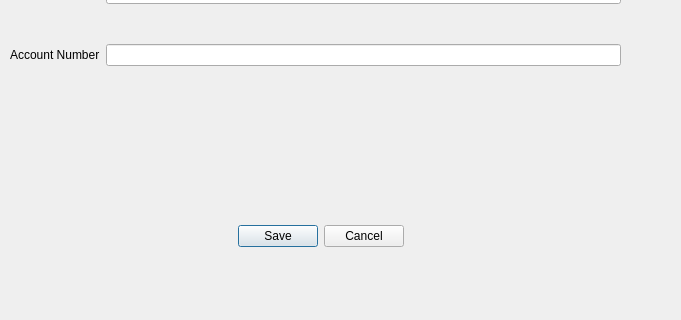
Llaves/Unitization, file ui_files/add_account_dialog.ui: the form before one commit; both pictures show x 160 to 841 and y 160 to 480 of the 930 by 480 pixel window.
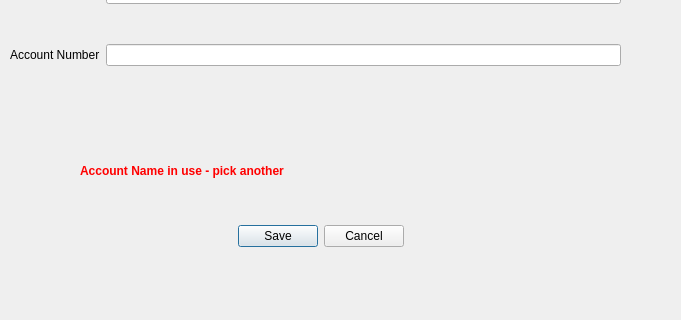
The form after the commit.

Commit message: Add errors when attempting to reuse Fund or Account name

Patch:
```diff
--- a/ui_files/add_account_dialog.ui
+++ b/ui_files/add_account_dialog.ui
@@ -77,6 +77,25 @@
     </item>
    </layout>
   </widget>
+  <widget class="QLabel" name="duplicate_account_warning">
+   <property name="enabled">
+    <bool>false</bool>
+   </property>
+   <property name="geometry">
+    <rect>
+     <x>240</x>
+     <y>310</y>
+     <width>521</width>
+     <height>41</height>
+    </rect>
+   </property>
+   <property name="styleSheet">
+    <string notr="true">color: red; font-weight: bold;</string>
+   </property>
+   <property name="text">
+    <string>Account Name in use - pick another</string>
+   </property>
+  </widget>
  </widget>
  <resources/>
  <connections>
```
The commit also changes 4 other files.
